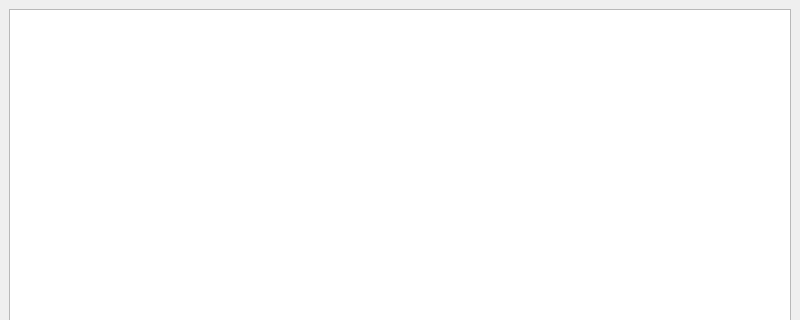
Before: the Qt Designer form qml/mainwindow.ui in arsham/gistflow, drawn with Qt 5; both pictures show x 0 to 800 and y 0 to 320 of the 800 by 600 pixel window.
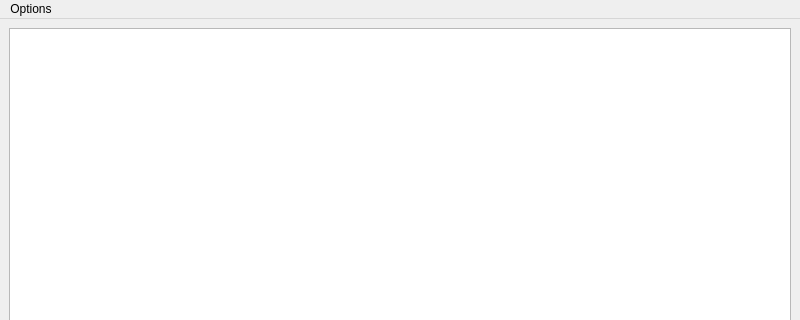
After: the same form once the commit is applied.

Commit message: quit the gist dialog and main window add gist model for populating the listview populate listview in the background

```diff
--- a/qml/mainwindow.ui
+++ b/qml/mainwindow.ui
@@ -30,9 +30,16 @@
      <x>0</x>
      <y>0</y>
      <width>800</width>
-     <height>23</height>
+     <height>28</height>
     </rect>
    </property>
+   <widget class="QMenu" name="menuOptions">
+    <property name="title">
+     <string>Options</string>
+    </property>
+    <addaction name="actionQuit"/>
+   </widget>
+   <addaction name="menuOptions"/>
   </widget>
   <widget class="QStatusBar" name="statusbar"/>
  </widget>
```
Left out of the diff: 5 changed lines with no effect on the pictures. The commit also changes 3 other files.
